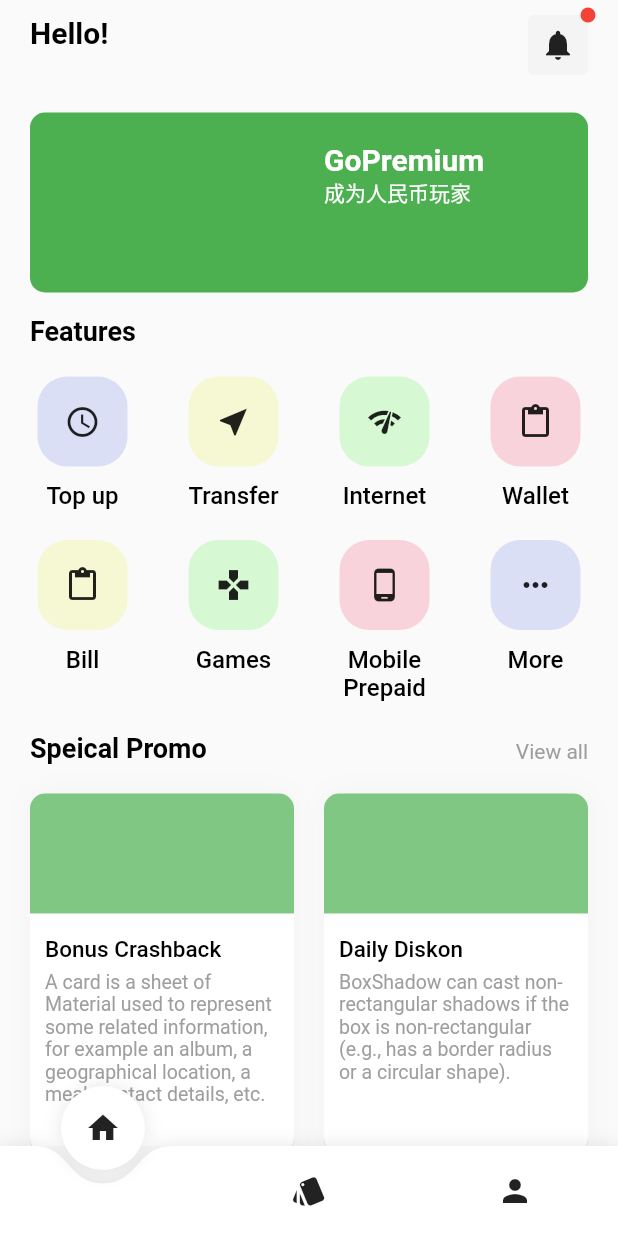
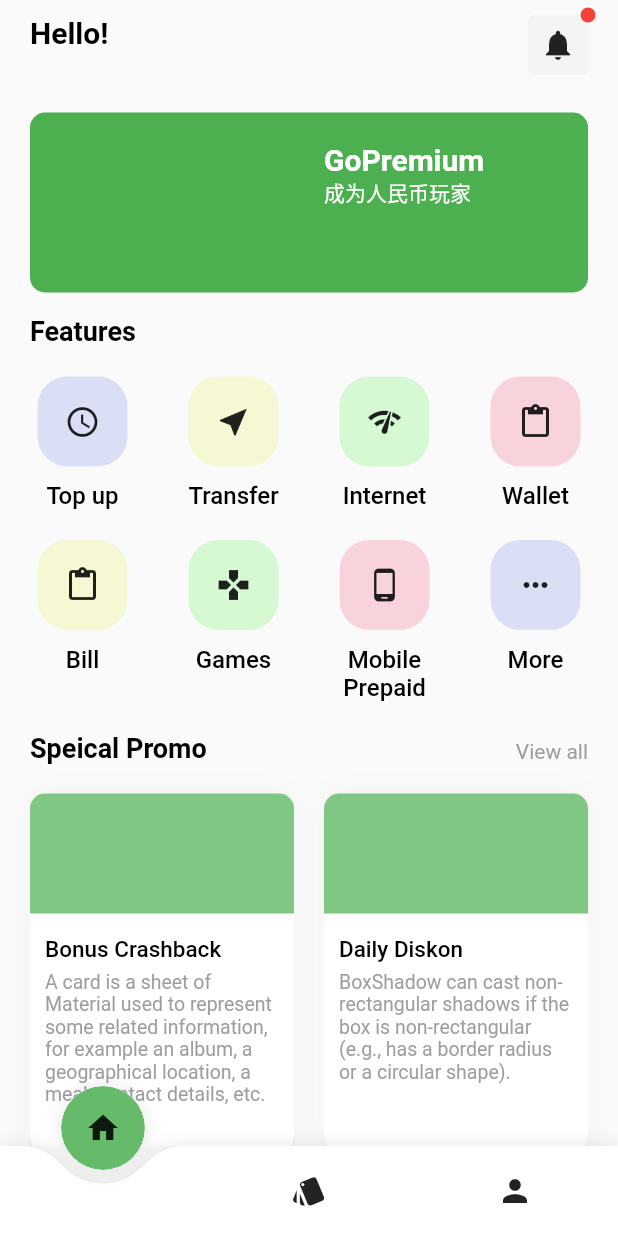
Before and after one commit to xionghaoo/flutter_demo, a Flutter app: the WalliePage screen opened directly with empty values, on a phone screen of 412 x 824 dp. Run offline on Flutter 3.47's test engine with Material 2 defaults, Android fonts, the phone set to English and light mode, and no system bars; our stand-ins replace flutter_redux, fluttertoast, progress_dialog, redux, shared_preferences and 1 more; missing offline and left inert: dart:ffi; accounts and stored records are empty; generated files the repository leaves out were written again.

Commit message:
bill page

```diff
--- a/lib/constants.dart
+++ b/lib/constants.dart
@@ -12,4 +12,5 @@ class ScreenPath {
   static const LOGIN = "/login";
   static const WALLIE = "/wallie";
   static const TEST_ANIM = "/testAnim";
+  static const WALLIE_BILL_PAGE = "/wallieBill";
 }
--- a/lib/core/water_navigation_bar.dart
+++ b/lib/core/water_navigation_bar.dart
@@ -4,11 +4,13 @@ class WaterNavigationBar extends StatefulWidget {
 
   final double height;
   final backgroundColor;
+  final fabColor;
   final Function(int) onItemTapped;
 
   WaterNavigationBar({
     @required this.height,
     @required this.backgroundColor,
+    @required this.fabColor,
     @required this.onItemTapped
   });
 
@@ -100,6 +102,7 @@ class _WaterNavigationBarState extends State<WaterNavigationBar> with SingleTick
       height: widget.height,
       width: MediaQuery.of(context).size.width,
       color: widget.backgroundColor,
+      fabColor: widget.fabColor,
       icons: [Icons.home, Icons.style, Icons.person],
       menuStatus: _menuStatus,
       onItemClick: (index) {
@@ -155,6 +158,7 @@ class _WaterAnimationWidget extends AnimatedWidget {
   final double width;
 //  final Widget child;
   final Color color;
+  final Color fabColor;
   final List<IconData> icons;
   final Function(int) onItemClick;
 
@@ -165,6 +169,7 @@ class _WaterAnimationWidget extends AnimatedWidget {
     @required this.width,
 //    @required this.child,
     @required this.color,
+    @required this.fabColor,
     @required this.icons,
     @required this.menuStatus,
     @required this.onItemClick,
@@ -335,11 +340,18 @@ class _WaterAnimationWidget extends AnimatedWidget {
                     offset: iconOneTranslate,
                     child: Opacity(
                       opacity: iconOneOpacity,
+                      child: Center(
                         child: GestureDetector(
-                        child: Center(
+                          child: Container(
+                            width: height,
+                            height: height,
+                            decoration: BoxDecoration(
+                              color: Colors.transparent
+                            ),
                             child: Icon(icons[0]),
                           ),
                           onTap: () {onItemClick(0);},
+                        ),
                       ),
                     ),
                   ),
@@ -350,11 +362,18 @@ class _WaterAnimationWidget extends AnimatedWidget {
                     offset: iconTwoTranslate,
                     child: Opacity(
                       opacity: iconTwoOpacity,
+                      child: Center(
                         child: GestureDetector(
-                        child: Center(
+                          child: Container(
+                            width: height,
+                            height: height,
+                            decoration: BoxDecoration(
+                                color: Colors.transparent
+                            ),
                             child: Icon(icons[1]),
                           ),
                           onTap: () {onItemClick(1);},
+                        ),
                       ),
                     ),
                   ),
@@ -365,11 +384,18 @@ class _WaterAnimationWidget extends AnimatedWidget {
                     offset: iconThreeTranslate,
                     child: Opacity(
                       opacity: iconThreeOpacity,
+                      child: Center(
                         child: GestureDetector(
-                        child: Center(
+                          child: Container(
+                            width: height,
+                            height: height,
+                            decoration: BoxDecoration(
+                                color: Colors.transparent
+                            ),
                             child: Icon(icons[2]),
                           ),
                           onTap: () {onItemClick(2);},
+                        ),
                       ),
                     ),
                   ),
@@ -383,7 +409,7 @@ class _WaterAnimationWidget extends AnimatedWidget {
           left: width / 3 * 0.5 - 28,
           child: Transform.scale(
             scale: fabOneScale,
-            child: _floatActionButton(icons[0], color == null ? Colors.blue : color),
+            child: _floatActionButton(icons[0], color == null ? Colors.blue : fabColor),
           )
         ),
         Positioned(
@@ -391,7 +417,7 @@ class _WaterAnimationWidget extends AnimatedWidget {
             left: width / 3 * 1.5 - 28,
             child: Transform.scale(
               scale: fabTwoScale,
-              child: _floatActionButton(icons[1], color == null ? Colors.blue : color),
+              child: _floatActionButton(icons[1], color == null ? Colors.blue : fabColor),
             )
         ),
         Positioned(
@@ -399,7 +425,7 @@ class _WaterAnimationWidget extends AnimatedWidget {
             left: width / 3 * 2.5 - 28,
             child: Transform.scale(
               scale: fabThreeScale,
-              child: _floatActionButton(icons[2], color == null ? Colors.blue : color),
+              child: _floatActionButton(icons[2], color == null ? Colors.blue : fabColor),
             )
         )
 //        Positioned(
@@ -451,7 +477,7 @@ class _WaterShape extends ShapeBorder {
     final Offset partTwoCenter = Offset(rect.topLeft.dx + partWidth * 1.5, rect.topCenter.dy);
     final Offset partThreeCenter = Offset(rect.topLeft.dx + partWidth * 2.5, rect.topCenter.dy);
 
-    final waterSize = partWidth / 3;
+    final waterSize = partWidth / 2.5;
 
     return Path()
       ..moveTo(rect.topLeft.dx, rect.topLeft.dy)
--- a/lib/main.dart
+++ b/lib/main.dart
@@ -14,6 +14,7 @@ import 'package:flutter_demo/screen/sqlite_test.dart';
 import 'package:flutter_demo/screen/test.dart';
 import 'package:flutter_demo/screen/test_animation.dart';
 import 'package:flutter_demo/screen/todo_list.dart';
+import 'package:flutter_demo/screen/wallie_bill_page.dart';
 import 'package:flutter_demo/screen/wallie_page.dart';
 import 'package:flutter_demo/search.dart';
 import 'package:flutter_demo/theme/colors.dart';
@@ -55,7 +56,8 @@ class MyApp extends StatelessWidget {
         ScreenPath.SHARED_PREFERENCES: (context) => SharedPreferencesPage(),
         ScreenPath.LOGIN: (context) => LoginPage(),
         ScreenPath.WALLIE: (context) => WalliePage(),
-        ScreenPath.TEST_ANIM: (context) => TestAnimPage()
+        ScreenPath.TEST_ANIM: (context) => TestAnimPage(),
+        ScreenPath.WALLIE_BILL_PAGE: (context) => WallieBillPage()
       },
 //      home: HomePage(),
     ),
--- a/lib/screen/test.dart
+++ b/lib/screen/test.dart
@@ -105,6 +105,7 @@ class _TestPageState extends State<TestPage> with SingleTickerProviderStateMixin
           WaterNavigationBar(
             height: 60,
             backgroundColor: Colors.red,
+            fabColor: Colors.green[500],
             onItemTapped: (index) {
               Fluttertoast.showToast(msg: "you clicked $index");
             },
--- a/lib/screen/wallie_page.dart
+++ b/lib/screen/wallie_page.dart
@@ -1,5 +1,6 @@
 import 'package:flutter/material.dart';
 import 'package:flutter/services.dart';
+import 'package:flutter_demo/constants.dart';
 import 'package:flutter_demo/core/water_navigation_bar.dart';
 import 'package:fluttertoast/fluttertoast.dart';
 
@@ -60,9 +61,10 @@ class _WalliePageState extends State<WalliePage> {
     );
   }
 
-  Widget _menuItemWidget(String menuTitle, IconData icon, Color backgroundColor) {
+  Widget _menuItemWidget(String menuTitle, IconData icon, Color backgroundColor, Function onTap) {
     return Padding(
       padding: const EdgeInsets.fromLTRB(0, 10, 0, 10),
+      child: GestureDetector(
         child: Container(
           width: 70,
           child: Column(
@@ -88,6 +90,8 @@ class _WalliePageState extends State<WalliePage> {
               )
             ],
           ),
+        ),
+        onTap: onTap,
       ),
     );
   }
@@ -225,15 +229,15 @@ class _WalliePageState extends State<WalliePage> {
                                 alignment: WrapAlignment.spaceBetween,
                                 children: <Widget>[
                                   // row one
-                                  _menuItemWidget("Top up", Icons.access_time, Color.fromRGBO(88, 114, 226, 0.2)),
-                                  _menuItemWidget("Transfer", Icons.near_me, Color.fromRGBO(231, 239, 56, 0.2)),
-                                  _menuItemWidget("Internet", Icons.network_check, Color.fromRGBO(68, 239, 56, 0.2)),
-                                  _menuItemWidget("Wallet", Icons.content_paste, Color.fromRGBO(239, 56, 96, 0.2)),
+                                  _menuItemWidget("Top up", Icons.access_time, Color.fromRGBO(88, 114, 226, 0.2), () {}),
+                                  _menuItemWidget("Transfer", Icons.near_me, Color.fromRGBO(231, 239, 56, 0.2), () {}),
+                                  _menuItemWidget("Internet", Icons.network_check, Color.fromRGBO(68, 239, 56, 0.2), () {}),
+                                  _menuItemWidget("Wallet", Icons.content_paste, Color.fromRGBO(239, 56, 96, 0.2), () {}),
                                   // row two
-                                  _menuItemWidget("Bill", Icons.content_paste, Color.fromRGBO(231, 239, 56, 0.2)),
-                                  _menuItemWidget("Games", Icons.games, Color.fromRGBO(68, 239, 56, 0.2)),
-                                  _menuItemWidget("Mobile Prepaid", Icons.phone_android, Color.fromRGBO(239, 56, 96, 0.2)),
-                                  _menuItemWidget("More", Icons.more_horiz, Color.fromRGBO(88, 114, 226, 0.2)),
+                                  _menuItemWidget("Bill", Icons.content_paste, Color.fromRGBO(231, 239, 56, 0.2), () => Navigator.of(context).pushNamed(ScreenPath.WALLIE_BILL_PAGE)),
+                                  _menuItemWidget("Games", Icons.games, Color.fromRGBO(68, 239, 56, 0.2), () {}),
+                                  _menuItemWidget("Mobile Prepaid", Icons.phone_android, Color.fromRGBO(239, 56, 96, 0.2), () {}),
+                                  _menuItemWidget("More", Icons.more_horiz, Color.fromRGBO(88, 114, 226, 0.2), () {}),
                                 ],
                               )
                           ),
@@ -286,8 +290,8 @@ class _WalliePageState extends State<WalliePage> {
                   WaterNavigationBar(
                     height: 60,
                     backgroundColor: Colors.white,
+                    fabColor: Colors.green[400],
                     onItemTapped: (index) {
-//                      Fluttertoast.showToast(msg: "you clicked $index");
                     },
                   )
                 ],
```
Also changed, not shown: lib/screen/wallie_bill_page.dart (added, +98 -0 lines). Lines whose indentation alone changed are shown as unchanged.
